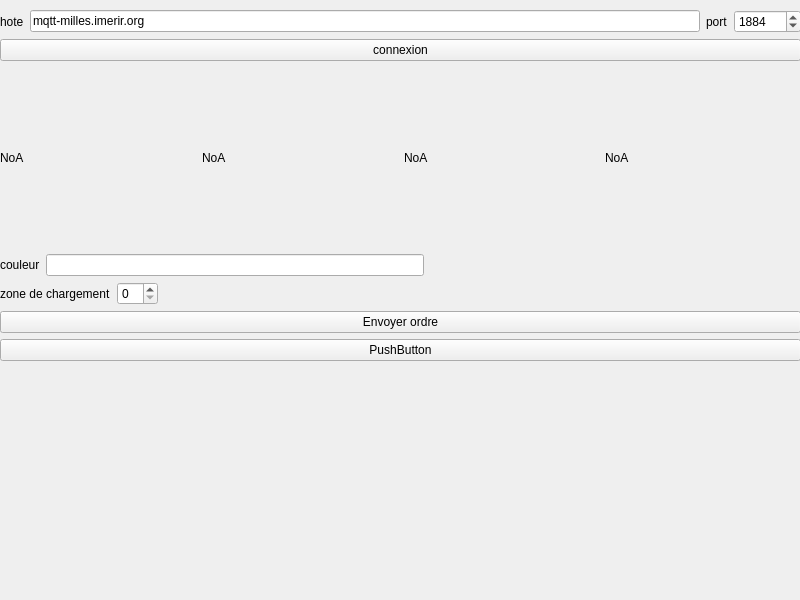
First picture: the form in pc/qt/IHM/client.ui, repository lcrouzil/robot_logistique, before the edit.
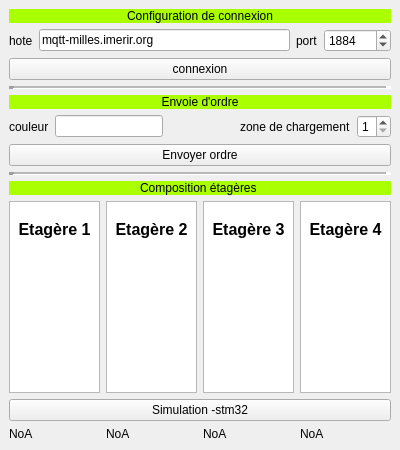
Second picture: the form after the edit.

Commit message: amelioration algo, ihm

```diff
--- a/pc/qt/IHM/client.ui
+++ b/pc/qt/IHM/client.ui
@@ -6,24 +6,43 @@
    <rect>
     <x>0</x>
     <y>0</y>
-    <width>800</width>
-    <height>600</height>
+    <width>400</width>
+    <height>450</height>
    </rect>
   </property>
+  <property name="minimumSize">
+   <size>
+    <width>400</width>
+    <height>450</height>
+   </size>
+  </property>
+  <property name="maximumSize">
+   <size>
+    <width>400</width>
+    <height>450</height>
+   </size>
+  </property>
   <property name="windowTitle">
    <string>Client</string>
   </property>
   <widget class="QWidget" name="centralwidget">
-   <widget class="QWidget" name="layoutWidget">
-    <property name="geometry">
-     <rect>
-      <x>0</x>
-      <y>10</y>
-      <width>801</width>
-      <height>351</height>
-     </rect>
-    </property>
+   <layout class="QHBoxLayout" name="horizontalLayout_4">
+    <item>
     <layout class="QVBoxLayout" name="verticalLayout_2">
+      <item>
+       <widget class="QLabel" name="label_10">
+        <property name="styleSheet">
+         <string notr="true">background-color: rgb(170, 255, 0);
+font: 700 italic 9pt &quot;Segoe UI&quot;;</string>
+        </property>
+        <property name="text">
+         <string>Configuration de connexion</string>
+        </property>
+        <property name="alignment">
+         <set>Qt::AlignCenter</set>
+        </property>
+       </widget>
+      </item>
      <item>
       <layout class="QHBoxLayout" name="horizontalLayout_5">
        <item>
@@ -67,36 +86,34 @@
       </widget>
      </item>
      <item>
-      <layout class="QHBoxLayout" name="horizontalLayout_6">
-       <item>
-        <widget class="QLabel" name="label_3">
-         <property name="text">
-          <string>NoA</string>
-         </property>
-        </widget>
-       </item>
-       <item>
-        <widget class="QLabel" name="label_4">
-         <property name="text">
-          <string>NoA</string>
-         </property>
-        </widget>
-       </item>
-       <item>
-        <widget class="QLabel" name="label_7">
-         <property name="text">
-          <string>NoA</string>
+       <widget class="Line" name="line">
+        <property name="lineWidth">
+         <number>5</number>
+        </property>
+        <property name="midLineWidth">
+         <number>2</number>
+        </property>
+        <property name="orientation">
+         <enum>Qt::Horizontal</enum>
          </property>
         </widget>
        </item>
        <item>
-        <widget class="QLabel" name="label_8">
+       <widget class="QLabel" name="label_9">
+        <property name="styleSheet">
+         <string notr="true">background-color: rgb(170, 255, 0);
+font: 700 italic 9pt &quot;Segoe UI&quot;;</string>
+        </property>
          <property name="text">
-          <string>NoA</string>
-         </property>
-        </widget>
-       </item>
-      </layout>
+         <string>Envoie d'ordre</string>
+        </property>
+        <property name="alignment">
+         <set>Qt::AlignCenter</set>
+        </property>
+       </widget>
+      </item>
+      <item>
+       <layout class="QVBoxLayout" name="verticalLayout"/>
      </item>
      <item>
       <layout class="QHBoxLayout" name="horizontalLayout">
@@ -123,10 +140,6 @@
          </property>
         </spacer>
        </item>
-      </layout>
-     </item>
-     <item>
-      <layout class="QHBoxLayout" name="horizontalLayout_2">
        <item>
         <widget class="QLabel" name="label_2">
          <property name="text">
@@ -135,23 +148,20 @@
         </widget>
        </item>
        <item>
-        <widget class="QSpinBox" name="sb_zdc"/>
-       </item>
-       <item>
-        <spacer name="horizontalSpacer_2">
-         <property name="orientation">
-          <enum>Qt::Horizontal</enum>
-         </property>
-         <property name="sizeHint" stdset="0">
-          <size>
-           <width>40</width>
-           <height>20</height>
-          </size>
-         </property>
-        </spacer>
+         <widget class="QSpinBox" name="sb_zdc">
+          <property name="minimum">
+           <number>1</number>
+          </property>
+          <property name="maximum">
+           <number>4</number>
+          </property>
+         </widget>
        </item>
       </layout>
      </item>
+      <item>
+       <layout class="QHBoxLayout" name="horizontalLayout_2"/>
+      </item>
      <item>
       <widget class="QPushButton" name="pb_order">
        <property name="text">
@@ -159,15 +169,146 @@
        </property>
       </widget>
      </item>
+      <item>
+       <widget class="Line" name="line_2">
+        <property name="lineWidth">
+         <number>5</number>
+        </property>
+        <property name="midLineWidth">
+         <number>2</number>
+        </property>
+        <property name="orientation">
+         <enum>Qt::Horizontal</enum>
+        </property>
+       </widget>
+      </item>
+      <item>
+       <widget class="QLabel" name="label_11">
+        <property name="styleSheet">
+         <string notr="true">background-color: rgb(170, 255, 0);
+font: 700 italic 9pt &quot;Segoe UI&quot;;</string>
+        </property>
+        <property name="text">
+         <string>Composition étagères </string>
+        </property>
+        <property name="alignment">
+         <set>Qt::AlignCenter</set>
+        </property>
+       </widget>
+      </item>
+      <item>
+       <layout class="QHBoxLayout" name="horizontalLayout_3">
+        <item>
+         <widget class="QTextEdit" name="te_etage1">
+          <property name="styleSheet">
+           <string notr="true">Etagere 1
+font: 700 italic 9pt &quot;Segoe UI&quot;;</string>
+          </property>
+          <property name="documentTitle">
+           <string notr="true"/>
+          </property>
+          <property name="readOnly">
+           <bool>true</bool>
+          </property>
+          <property name="html">
+           <string>&lt;!DOCTYPE HTML PUBLIC &quot;-//W3C//DTD HTML 4.0//EN&quot; &quot;http://www.w3.org/TR/REC-html40/strict.dtd&quot;&gt;
+&lt;html&gt;&lt;head&gt;&lt;meta name=&quot;qrichtext&quot; content=&quot;1&quot; /&gt;&lt;meta charset=&quot;utf-8&quot; /&gt;&lt;style type=&quot;text/css&quot;&gt;
+p, li { white-space: pre-wrap; }
+&lt;/style&gt;&lt;/head&gt;&lt;body style=&quot; font-family:'Segoe UI'; font-size:9pt; font-weight:400; font-style:normal;&quot;&gt;
+&lt;p align=&quot;center&quot; style=&quot;-qt-paragraph-type:empty; margin-top:0px; margin-bottom:0px; margin-left:0px; margin-right:0px; -qt-block-indent:0; text-indent:0px;&quot;&gt;&lt;br /&gt;&lt;/p&gt;
+&lt;p align=&quot;center&quot; style=&quot; margin-top:0px; margin-bottom:0px; margin-left:0px; margin-right:0px; -qt-block-indent:0; text-indent:0px;&quot;&gt;&lt;span style=&quot; font-size:12pt; font-weight:700;&quot;&gt;Etagère 1&lt;/span&gt;&lt;/p&gt;&lt;/body&gt;&lt;/html&gt;</string>
+          </property>
+         </widget>
+        </item>
+        <item>
+         <widget class="QTextEdit" name="te_etage2">
+          <property name="readOnly">
+           <bool>true</bool>
+          </property>
+          <property name="html">
+           <string>&lt;!DOCTYPE HTML PUBLIC &quot;-//W3C//DTD HTML 4.0//EN&quot; &quot;http://www.w3.org/TR/REC-html40/strict.dtd&quot;&gt;
+&lt;html&gt;&lt;head&gt;&lt;meta name=&quot;qrichtext&quot; content=&quot;1&quot; /&gt;&lt;meta charset=&quot;utf-8&quot; /&gt;&lt;style type=&quot;text/css&quot;&gt;
+p, li { white-space: pre-wrap; }
+&lt;/style&gt;&lt;/head&gt;&lt;body style=&quot; font-family:'Segoe UI'; font-size:9pt; font-weight:400; font-style:normal;&quot;&gt;
+&lt;p align=&quot;center&quot; style=&quot;-qt-paragraph-type:empty; margin-top:0px; margin-bottom:0px; margin-left:0px; margin-right:0px; -qt-block-indent:0; text-indent:0px;&quot;&gt;&lt;br /&gt;&lt;/p&gt;
+&lt;p align=&quot;center&quot; style=&quot; margin-top:0px; margin-bottom:0px; margin-left:0px; margin-right:0px; -qt-block-indent:0; text-indent:0px;&quot;&gt;&lt;span style=&quot; font-size:12pt; font-weight:700;&quot;&gt;Etagère 2&lt;/span&gt;&lt;/p&gt;&lt;/body&gt;&lt;/html&gt;</string>
+          </property>
+         </widget>
+        </item>
+        <item>
+         <widget class="QTextEdit" name="te_etage3">
+          <property name="readOnly">
+           <bool>true</bool>
+          </property>
+          <property name="html">
+           <string>&lt;!DOCTYPE HTML PUBLIC &quot;-//W3C//DTD HTML 4.0//EN&quot; &quot;http://www.w3.org/TR/REC-html40/strict.dtd&quot;&gt;
+&lt;html&gt;&lt;head&gt;&lt;meta name=&quot;qrichtext&quot; content=&quot;1&quot; /&gt;&lt;meta charset=&quot;utf-8&quot; /&gt;&lt;style type=&quot;text/css&quot;&gt;
+p, li { white-space: pre-wrap; }
+&lt;/style&gt;&lt;/head&gt;&lt;body style=&quot; font-family:'Segoe UI'; font-size:9pt; font-weight:400; font-style:normal;&quot;&gt;
+&lt;p align=&quot;center&quot; style=&quot;-qt-paragraph-type:empty; margin-top:0px; margin-bottom:0px; margin-left:0px; margin-right:0px; -qt-block-indent:0; text-indent:0px;&quot;&gt;&lt;br /&gt;&lt;/p&gt;
+&lt;p align=&quot;center&quot; style=&quot; margin-top:0px; margin-bottom:0px; margin-left:0px; margin-right:0px; -qt-block-indent:0; text-indent:0px;&quot;&gt;&lt;span style=&quot; font-size:12pt; font-weight:700;&quot;&gt;Etagère 3&lt;/span&gt;&lt;/p&gt;&lt;/body&gt;&lt;/html&gt;</string>
+          </property>
+         </widget>
+        </item>
+        <item>
+         <widget class="QTextEdit" name="te_etage4">
+          <property name="readOnly">
+           <bool>true</bool>
+          </property>
+          <property name="html">
+           <string>&lt;!DOCTYPE HTML PUBLIC &quot;-//W3C//DTD HTML 4.0//EN&quot; &quot;http://www.w3.org/TR/REC-html40/strict.dtd&quot;&gt;
+&lt;html&gt;&lt;head&gt;&lt;meta name=&quot;qrichtext&quot; content=&quot;1&quot; /&gt;&lt;meta charset=&quot;utf-8&quot; /&gt;&lt;style type=&quot;text/css&quot;&gt;
+p, li { white-space: pre-wrap; }
+&lt;/style&gt;&lt;/head&gt;&lt;body style=&quot; font-family:'Segoe UI'; font-size:9pt; font-weight:400; font-style:normal;&quot;&gt;
+&lt;p align=&quot;center&quot; style=&quot;-qt-paragraph-type:empty; margin-top:0px; margin-bottom:0px; margin-left:0px; margin-right:0px; -qt-block-indent:0; text-indent:0px;&quot;&gt;&lt;br /&gt;&lt;/p&gt;
+&lt;p align=&quot;center&quot; style=&quot; margin-top:0px; margin-bottom:0px; margin-left:0px; margin-right:0px; -qt-block-indent:0; text-indent:0px;&quot;&gt;&lt;span style=&quot; font-size:12pt; font-weight:700;&quot;&gt;Etagère 4&lt;/span&gt;&lt;/p&gt;&lt;/body&gt;&lt;/html&gt;</string>
+          </property>
+         </widget>
+        </item>
+       </layout>
+      </item>
      <item>
       <widget class="QPushButton" name="pushButton">
        <property name="text">
-        <string>PushButton</string>
+         <string>Simulation -stm32</string>
        </property>
       </widget>
      </item>
-    </layout>
-   </widget>
+      <item>
+       <layout class="QHBoxLayout" name="horizontalLayout_6">
+        <item>
+         <widget class="QLabel" name="label_3">
+          <property name="text">
+           <string>NoA</string>
+          </property>
+         </widget>
+        </item>
+        <item>
+         <widget class="QLabel" name="label_4">
+          <property name="text">
+           <string>NoA</string>
+          </property>
+         </widget>
+        </item>
+        <item>
+         <widget class="QLabel" name="label_7">
+          <property name="text">
+           <string>NoA</string>
+          </property>
+         </widget>
+        </item>
+        <item>
+         <widget class="QLabel" name="label_8">
+          <property name="text">
+           <string>NoA</string>
+          </property>
+         </widget>
+        </item>
+       </layout>
+      </item>
+     </layout>
+    </item>
+   </layout>
   </widget>
  </widget>
  <resources/>
```
Lines whose indentation alone changed are shown as unchanged. The commit also changes 2 other files.
